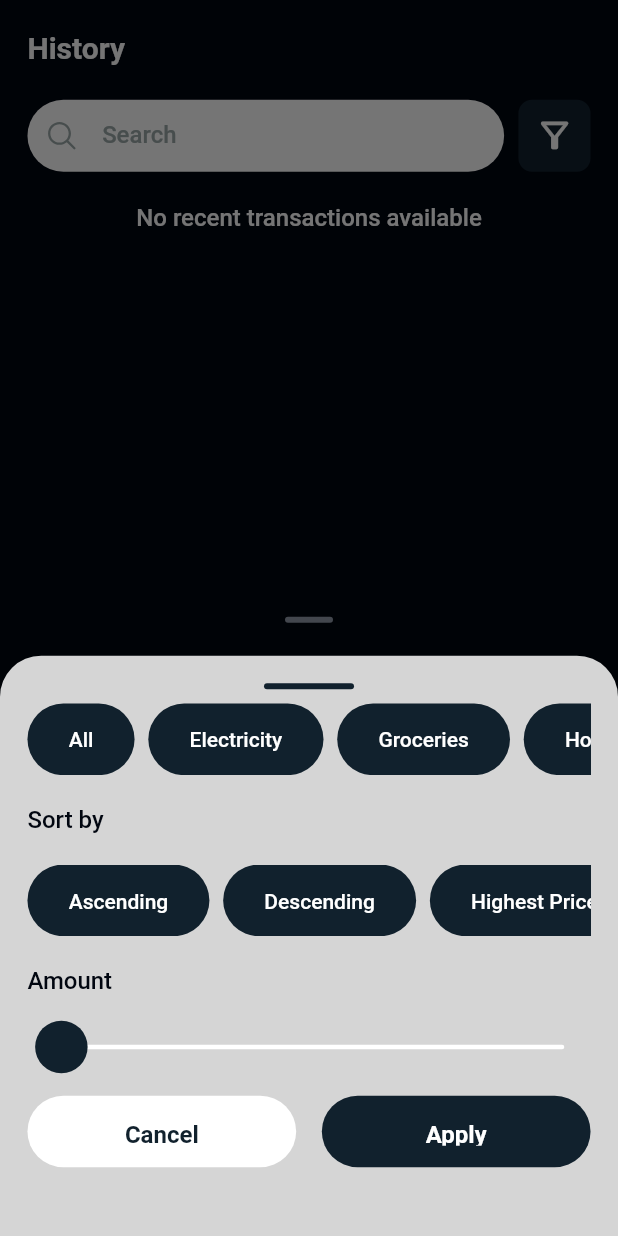
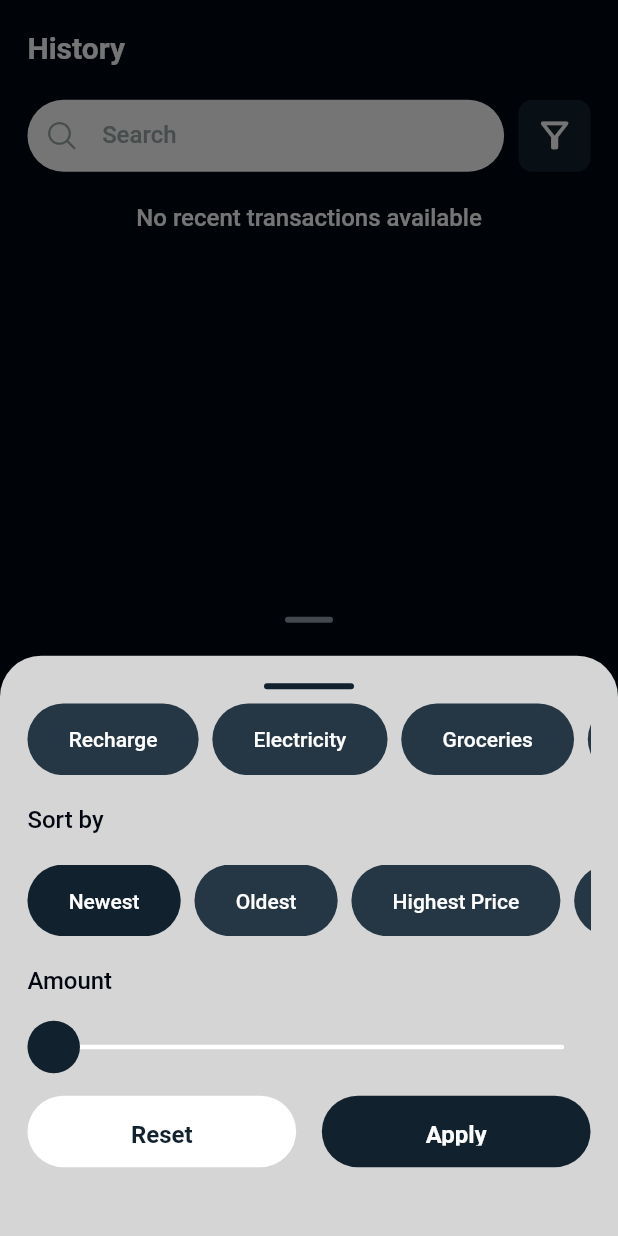
Before and after one commit to Mohdsamiransari/coinly, a Flutter app: the DashboardScreen screen opened by its route, item 4 of the bottom bar chosen, after a tap on the "filter alt" icon, on a phone screen of 412 x 824 dp. Run offline on Flutter 3.47's test engine with Material 3 defaults, Android fonts, the phone set to English and light mode, and no system bars; drawn by our look-alikes of flutter_xlider, salomon_bottom_bar; our stand-ins replace bloc, dio, equatable, flutter_bloc, flutter_screenutil, flutter_svg and 5 more; missing offline and left inert: qr_code_scanner_plus, scroll_datetime_picker; accounts and stored records are empty; network calls fail; project files that could hold a hidden picture were left out.

Commit message:
expense filter

```diff
--- a/lib/features/expense/bloc/expense_event.dart
+++ b/lib/features/expense/bloc/expense_event.dart
@@ -23,3 +23,17 @@ final class AddExpenseEvent extends ExpenseEvent {
 
   AddExpenseEvent({required this.data});
 }
+
+final class ExpenseFilterEvent extends ExpenseEvent {
+  final String? sortName;
+  final String? expenseType;
+  final double? amount;
+
+  ExpenseFilterEvent({
+    this.sortName,
+    this.expenseType,
+    this.amount,
+  });
+}
+
+final class ResetFilterEvent extends ExpenseEvent {}
--- a/lib/features/expense/bloc/expense_state.dart
+++ b/lib/features/expense/bloc/expense_state.dart
@@ -7,6 +7,7 @@ class ExpenseState extends Equatable {
   final RequestStatus<int> selectedExpenseCategory;
   final RequestStatus<AddExpenseModel> addTransactionResponse;
   final RequestStatus<ExpenseCategoryModel> expenseCategory;
+  final RequestStatus<ExpenseFilterModel> expenseFilter;
 
   const ExpenseState({
     this.transactions = const RequestStatus.idle(),
@@ -14,6 +15,7 @@ class ExpenseState extends Equatable {
     this.selectedExpenseCategory = const RequestStatus.idle(),
     this.addTransactionResponse = const RequestStatus.idle(),
     this.expenseCategory = const RequestStatus.idle(),
+    this.expenseFilter = const RequestStatus.idle(),
   });
 
   ExpenseState copyWith({
@@ -22,6 +24,7 @@ class ExpenseState extends Equatable {
     RequestStatus<int>? selectedExpenseCategory,
     RequestStatus<AddExpenseModel>? addTransactionResponse,
     RequestStatus<ExpenseCategoryModel>? expenseCategory,
+    RequestStatus<ExpenseFilterModel>? expenseFilter,
   }) {
     return ExpenseState(
       transactions: transactions ?? this.transactions,
@@ -31,6 +34,7 @@ class ExpenseState extends Equatable {
       addTransactionResponse:
           addTransactionResponse ?? this.addTransactionResponse,
       expenseCategory: expenseCategory ?? this.expenseCategory,
+      expenseFilter: expenseFilter ?? this.expenseFilter,
     );
   }
 
@@ -41,5 +45,6 @@ class ExpenseState extends Equatable {
         filteredTransactions,
         addTransactionResponse,
         expenseCategory,
+        expenseFilter,
       ];
 }
--- /dev/null
+++ b/lib/features/expense/data/model/expense_filter_model.dart
@@ -0,0 +1,21 @@
+class ExpenseFilterModel {
+  List<String>? expenseType;
+  String? sortName;
+  double? amount;
+
+  ExpenseFilterModel({this.expenseType, this.sortName, this.amount});
+
+  ExpenseFilterModel.fromJson(Map<String, dynamic> json) {
+    expenseType = json['expenseType'].cast<String>();
+    sortName = json['sortName'];
+    amount = json['amount'];
+  }
+
+  Map<String, dynamic> toJson() {
+    final Map<String, dynamic> data = new Map<String, dynamic>();
+    data['expenseType'] = this.expenseType;
+    data['sortName'] = this.sortName;
+    data['amount'] = this.amount;
+    return data;
+  }
+}
--- a/lib/features/expense/presentation/screens/expense_screen.dart
+++ b/lib/features/expense/presentation/screens/expense_screen.dart
@@ -1,5 +1,3 @@
-import 'dart:developer';
-
 import 'package:coinly/core/common/common_bottomsheet_widget.dart';
 import 'package:coinly/core/common/common_button_widget.dart';
 import 'package:coinly/core/common/common_input_widget.dart';
@@ -17,6 +15,7 @@ import 'package:flutter_bloc/flutter_bloc.dart';
 import 'package:flutter_screenutil/flutter_screenutil.dart';
 import 'package:flutter/material.dart';
 import 'package:flutter_xlider/flutter_xlider.dart';
+import 'package:go_router/go_router.dart';
 
 class ExpenseScreen extends StatefulWidget {
   const ExpenseScreen({super.key});
@@ -31,7 +30,7 @@ class _ExpenseScreenState extends State<ExpenseScreen> {
   late final ExpenseBloc _expenseBloc;
 
   List<String> expenseType = [
-    "All",
+    "Recharge",
     "Electricity",
     "Groceries",
     "Home",
@@ -41,12 +40,10 @@ class _ExpenseScreenState extends State<ExpenseScreen> {
     "Beauty"
   ];
   List<String> sortName = [
-    "Ascending",
-    "Descending",
+    "Newest",
+    "Oldest",
     "Highest Price",
     "Lowest Price",
-    "Newest",
-    "Oldest",
   ];
 
   @override
@@ -54,6 +51,12 @@ class _ExpenseScreenState extends State<ExpenseScreen> {
     super.initState();
     _expenseBloc = context.read<ExpenseBloc>()
       ..add(GetRecentTransactionsEvent());
+  }
+
+  @override
+  void dispose() {
+    super.dispose();
+    _expenseBloc.add(ResetFilterEvent());
   }
 
   @override
@@ -91,6 +94,11 @@ class _ExpenseScreenState extends State<ExpenseScreen> {
                     color: searchFocusNode.hasFocus
                         ? AppColors.black
                         : AppColors.primaryGrey,
+                  ),
+                  textStyle: AppTextStyles.getStyle(
+                    colorVariant: ColorVariant.black,
+                    sizeVariant: SizeVariant.medium,
+                    fontWeightVariant: FontWeightVariant.medium,
                   ),
                   hintText: AppStrings.search,
                   hintTextStyle: AppTextStyles.getStyle(
@@ -142,14 +150,16 @@ class _ExpenseScreenState extends State<ExpenseScreen> {
         }
 
         // If filter is active (success or empty), use filtered results
-        final isFiltering = filteredTransactionsState.isSuccess || filteredTransactionsState.isEmpty;
+        final isFiltering = filteredTransactionsState.isSuccess ||
+            filteredTransactionsState.isEmpty;
         final transactions = isFiltering
             ? (filteredTransactionsState.data ?? [])
             : (recentTransactionState.data?.data ?? []);
         final reversedTransactions = transactions.reversed.toList();
 
         if (isFiltering && reversedTransactions.isEmpty) {
-          return AppHelpers.buildEmptyWidget("No transactions found for your search");
+          return AppHelpers.buildEmptyWidget(
+              "No transactions found for your search");
         }
 
         return Expanded(
@@ -180,7 +190,12 @@ class _ExpenseScreenState extends State<ExpenseScreen> {
       bgColor: AppColors.primaryWhite,
       barColor: AppColors.secondaryBlue,
       context: context,
-      child: Column(
+      child: BlocBuilder<ExpenseBloc, ExpenseState>(
+        builder: (context, state) {
+          final expenseFilterState = state.expenseFilter;
+          final selectedSortName = expenseFilterState.data?.sortName;
+          final selectedExpenseTypes = expenseFilterState.data?.expenseType;
+          return Column(
             crossAxisAlignment: CrossAxisAlignment.start,
             mainAxisAlignment: MainAxisAlignment.start,
             mainAxisSize: MainAxisSize.min,
@@ -191,6 +206,10 @@ class _ExpenseScreenState extends State<ExpenseScreen> {
                   scrollDirection: Axis.horizontal,
                   itemBuilder: (context, index) {
                     return CommonButtonWidget(
+                      onPressed: () {
+                        _expenseBloc.add(ExpenseFilterEvent(
+                            expenseType: expenseType[index]));
+                      },
                       height: 40.h,
                       btnLabel: expenseType[index],
                       btnLabelStyle: AppTextStyles.getStyle(
@@ -198,9 +217,12 @@ class _ExpenseScreenState extends State<ExpenseScreen> {
                         sizeVariant: SizeVariant.mediumSmall,
                         fontWeightVariant: FontWeightVariant.medium,
                       ),
-                  padding:
-                      EdgeInsets.symmetric(horizontal: 24.w, vertical: 12.h),
-                  backgroundColor: AppColors.secondaryBlue,
+                      padding: EdgeInsets.symmetric(
+                          horizontal: 24.w, vertical: 12.h),
+                      backgroundColor: selectedExpenseTypes != null &&
+                              selectedExpenseTypes.contains(expenseType[index])
+                          ? AppColors.secondaryBlue
+                          : AppColors.tertiaryBlue,
                     );
                   },
                   separatorBuilder: (context, index) =>
@@ -224,6 +246,10 @@ class _ExpenseScreenState extends State<ExpenseScreen> {
                   scrollDirection: Axis.horizontal,
                   itemBuilder: (context, index) {
                     return CommonButtonWidget(
+                      onPressed: () {
+                        _expenseBloc.add(ExpenseFilterEvent(
+                            sortName: sortName[index].toLowerCase()));
+                      },
                       height: 40.h,
                       btnLabel: sortName[index],
                       btnLabelStyle: AppTextStyles.getStyle(
@@ -231,9 +257,12 @@ class _ExpenseScreenState extends State<ExpenseScreen> {
                         sizeVariant: SizeVariant.mediumSmall,
                         fontWeightVariant: FontWeightVariant.medium,
                       ),
-                  padding:
-                      EdgeInsets.symmetric(horizontal: 24.w, vertical: 12.h),
-                  backgroundColor: AppColors.secondaryBlue,
+                      padding: EdgeInsets.symmetric(
+                          horizontal: 24.w, vertical: 12.h),
+                      backgroundColor: _expenseBloc.selectedSortName ==
+                              sortName[index].toLowerCase()
+                          ? AppColors.secondaryBlue
+                          : AppColors.tertiaryBlue,
                     );
                   },
                   separatorBuilder: (context, index) =>
@@ -251,8 +280,8 @@ class _ExpenseScreenState extends State<ExpenseScreen> {
                 ),
               ),
               FlutterSlider(
-            values: const [300],
-            max: 20000,
+                values: [state.expenseFilter.data?.amount ?? 0],
+                max: 200000,
                 min: 0,
                 trackBar: FlutterSliderTrackBar(
                   inactiveTrackBar: BoxDecoration(
@@ -270,9 +299,8 @@ class _ExpenseScreenState extends State<ExpenseScreen> {
                       shape: BoxShape.circle,
                     ),
                     child: const SizedBox.shrink()),
-            onDragging: (handlerIndex, lowerValue, upperValue) {
-              log("Lower Value: $lowerValue");
-              setState(() {});
+                onDragCompleted: (handlerIndex, lowerValue, upperValue) {
+                  _expenseBloc.add(ExpenseFilterEvent(amount: lowerValue));
                 },
               ),
               Row(
@@ -280,18 +308,28 @@ class _ExpenseScreenState extends State<ExpenseScreen> {
                 mainAxisAlignment: MainAxisAlignment.spaceBetween,
                 children: [
                   CommonButtonWidget(
+                    onPressed: () {
+                      _expenseBloc.add(ResetFilterEvent());
+                      GoRouter.of(context).pop();
+                    },
                     width: MediaQuery.of(context).size.width / 2.3,
                     height: 40.h,
-                btnLabel: "Cancel",
+                    btnLabel: "Reset",
                     btnLabelStyle: AppTextStyles.getStyle(
                       colorVariant: ColorVariant.secondary,
                       sizeVariant: SizeVariant.medium,
                       fontWeightVariant: FontWeightVariant.bold,
                     ),
-                padding: EdgeInsets.symmetric(horizontal: 24.w, vertical: 12.h),
+                    padding:
+                        EdgeInsets.symmetric(horizontal: 24.w, vertical: 12.h),
                     backgroundColor: AppColors.white,
                   ),
                   CommonButtonWidget(
+                    onPressed: () {
+                      _expenseBloc.add(FilterExpenseDataEvent(
+                          searchKeyword: _searchController.text));
+                      GoRouter.of(context).pop();
+                    },
                     width: MediaQuery.of(context).size.width / 2.3,
                     height: 40.h,
                     btnLabel: "Apply",
@@ -300,12 +338,15 @@ class _ExpenseScreenState extends State<ExpenseScreen> {
                       sizeVariant: SizeVariant.medium,
                       fontWeightVariant: FontWeightVariant.bold,
                     ),
-                padding: EdgeInsets.symmetric(horizontal: 24.w, vertical: 12.h),
+                    padding:
+                        EdgeInsets.symmetric(horizontal: 24.w, vertical: 12.h),
                     backgroundColor: AppColors.secondaryBlue,
                   ),
                 ],
               ),
             ],
+          );
+        },
       ),
     );
   }
```
Also changed, not shown: lib/features/expense/bloc/expense_bloc.dart (+105 -17 lines). Lines whose indentation alone changed are shown as unchanged.
